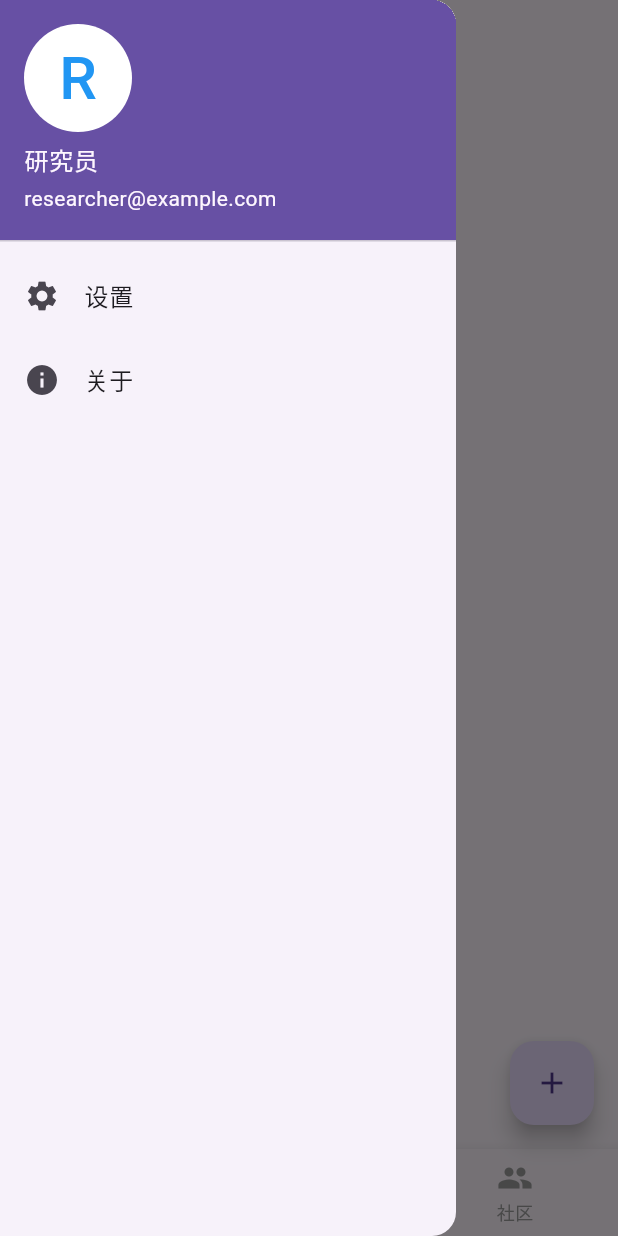
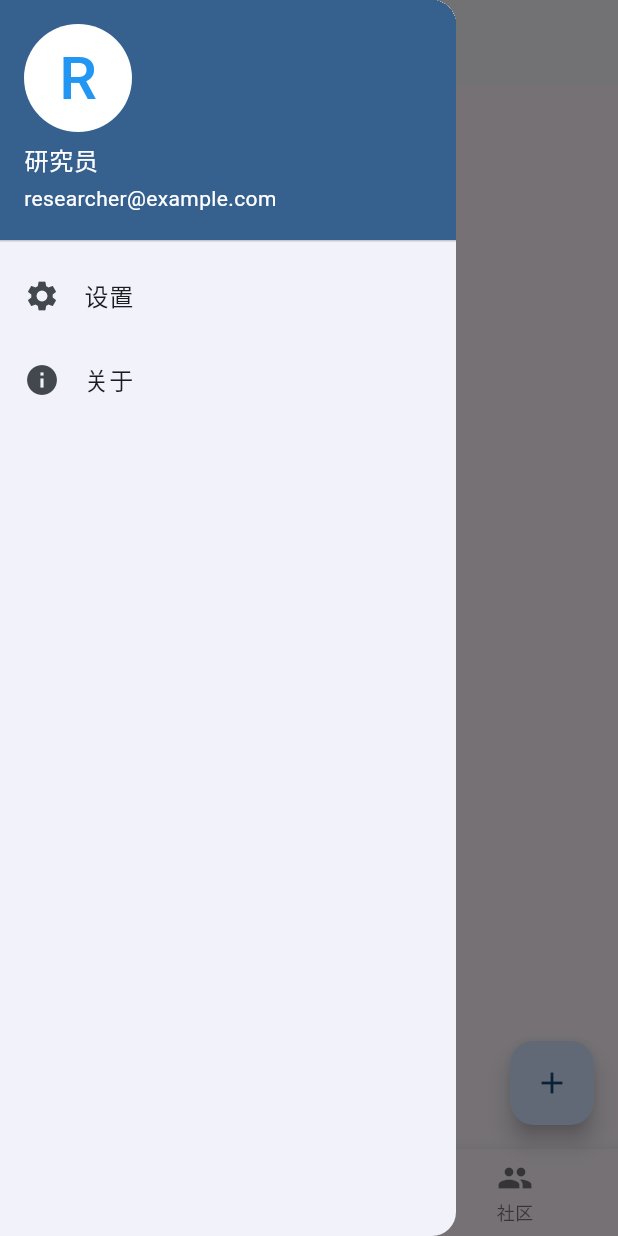
Before and after one commit to derec30240/XperiNote, a Flutter app: the screen it shows after launch, in the side drawer, after a tap on the "menu" icon, on a phone screen of 412 x 824 dp. Run offline on Flutter 3.47's test engine with Material 3 defaults, Android fonts, the light colour scheme and no system bars; our stand-ins replace get, shared_preferences.

Commit message:
feat(theme/settings): 新增主题设置功能
- 新增主题颜色和主题模式设置
  - 使用 GetX 管理状态
  - 持久化设置到本地存储
- 更新页面 UI 配色方案
- 更新了部分依赖库
需要注意的是，当在设置界面更新设置后返回主界面，有概率出现AppBar前置导航图标错误的问题。该问题将在下次commit中修复。

```diff
--- a/lib/app/layout/main_navigation_wrapper.dart
+++ b/lib/app/layout/main_navigation_wrapper.dart
@@ -32,8 +32,14 @@ class _MainNavigationWrapperState extends State<MainNavigationWrapper> {
       child: Column(
         children: [
           UserAccountsDrawerHeader(
-            accountName: Text('研究员'),
-            accountEmail: Text('researcher@example.com'),
+            accountName: Text(
+              '研究员',
+              style: TextStyle(color: Theme.of(context).colorScheme.onPrimary),
+            ),
+            accountEmail: Text(
+              'researcher@example.com',
+              style: TextStyle(color: Theme.of(context).colorScheme.onPrimary),
+            ),
             currentAccountPicture: CircleAvatar(
               backgroundColor: Colors.white,
               child: Text(
@@ -72,9 +78,7 @@ class _MainNavigationWrapperState extends State<MainNavigationWrapper> {
           BottomNavigationBarItem(icon: Icon(Icons.library_books), label: '模板'),
           BottomNavigationBarItem(icon: Icon(Icons.people), label: '社区'),
         ],
-        selectedItemColor: Colors.blue,
-        unselectedItemColor: Colors.grey,
-        showUnselectedLabels: true,
+        selectedLabelStyle: TextStyle(fontWeight: FontWeight.bold),
       ),
       floatingActionButton: FloatingActionButton(
         onPressed: () {
--- /dev/null
+++ b/lib/app/theme/app_theme.dart
@@ -0,0 +1,29 @@
+import 'package:flutter/material.dart';
+
+class AppTheme {
+  static final List<MaterialColor> presetColors = [
+    Colors.red,
+    Colors.green,
+    Colors.blue,
+    Colors.yellow,
+    Colors.purple,
+    Colors.orange,
+    Colors.teal,
+    Colors.cyan,
+  ];
+
+  static ThemeData lightTheme(MaterialColor primaryColor) {
+    return ThemeData.light().copyWith(
+      colorScheme: ColorScheme.fromSeed(seedColor: primaryColor),
+    );
+  }
+
+  static ThemeData darkTheme(MaterialColor primaryColor) {
+    return ThemeData.dark().copyWith(
+      colorScheme: ColorScheme.fromSeed(
+        seedColor: primaryColor,
+        brightness: Brightness.dark,
+      ),
+    );
+  }
+}
--- /dev/null
+++ b/lib/data/controllers/settings_controller.dart
@@ -0,0 +1,52 @@
+import 'package:flutter/material.dart';
+import 'package:get/get.dart';
+import 'package:shared_preferences/shared_preferences.dart';
+import 'package:xperinote/app/theme/app_theme.dart';
+
+class SettingsController extends GetxController {
+  final Rx<MaterialColor> _primaryColor = Colors.blue.obs;
+  final RxString _themeMode = 'system'.obs;
+
+  MaterialColor get primaryColor => _primaryColor.value;
+  String get themeMode => _themeMode.value;
+
+  @override
+  void onInit() {
+    super.onInit();
+    _loadSettings();
+  }
+
+  Future<void> _loadSettings() async {
+    final prefs = await SharedPreferences.getInstance();
+    final colorValue = prefs.getInt('primaryColor') ?? Colors.blue.toARGB32();
+    _primaryColor.value = AppTheme.presetColors.firstWhere(
+      (color) => color.toARGB32() == colorValue,
+      orElse: () => Colors.blue,
+    );
+    _themeMode.value = prefs.getString('themeMode') ?? 'system';
+  }
+
+  void updatePrimaryColor(MaterialColor color) async {
+    _primaryColor.value = color;
+    final prefs = await SharedPreferences.getInstance();
+    await prefs.setInt('primaryColor', color.toARGB32());
+  }
+
+  void updateThemeMode(String mode) async {
+    _themeMode.value = mode;
+    final prefs = await SharedPreferences.getInstance();
+    await prefs.setString('themeMode', mode);
+    Get.changeThemeMode(currentThemeMode);
+  }
+
+  ThemeMode get currentThemeMode {
+    switch (_themeMode.value) {
+      case 'light':
+        return ThemeMode.light;
+      case 'dark':
+        return ThemeMode.dark;
+      default:
+        return ThemeMode.system;
+    }
+  }
+}
--- a/lib/main.dart
+++ b/lib/main.dart
@@ -1,26 +1,35 @@
 import 'package:flutter/material.dart';
 import 'package:get/get.dart';
+import 'package:shared_preferences/shared_preferences.dart';
+import 'package:xperinote/app/theme/app_theme.dart';
+import 'package:xperinote/data/controllers/settings_controller.dart';
 
 import 'app/routes/app_pages.dart';
 import 'app/routes/app_routes.dart';
 
-void main() {
-  runApp(const MainApp());
+void main() async {
+  WidgetsFlutterBinding.ensureInitialized();
+  await Get.putAsync(() => SharedPreferences.getInstance());
+  Get.putAsync(() => SharedPreferences.getInstance());
+
+  runApp(MainApp());
 }
 
 class MainApp extends StatelessWidget {
-  const MainApp({super.key});
+  MainApp({super.key});
+
+  final SettingsController _settings = Get.put(SettingsController());
 
   @override
   Widget build(BuildContext context) {
-    return GetMaterialApp(
+    return Obx(() => GetMaterialApp(
       title: 'XperiNote',
-      theme: ThemeData(
-        primarySwatch: Colors.blue,
-      ),
+      theme: AppTheme.lightTheme(_settings.primaryColor),
+      darkTheme: AppTheme.darkTheme(_settings.primaryColor),
+      themeMode: _settings.currentThemeMode,
       initialRoute: AppRoutes.home,
       getPages: AppPages.pages,
       debugShowCheckedModeBanner: false,
-    );
+    ));
   }
 }
--- a/pubspec.yaml
+++ b/pubspec.yaml
@@ -10,6 +10,7 @@ dependencies:
   flutter:
     sdk: flutter
   get: ^4.6.6
+  shared_preferences: ^2.2.2
 
 dev_dependencies:
   flutter_test:
```
Also changed, not shown: lib/modules/settings/settings_view.dart (+94 -3 lines).
